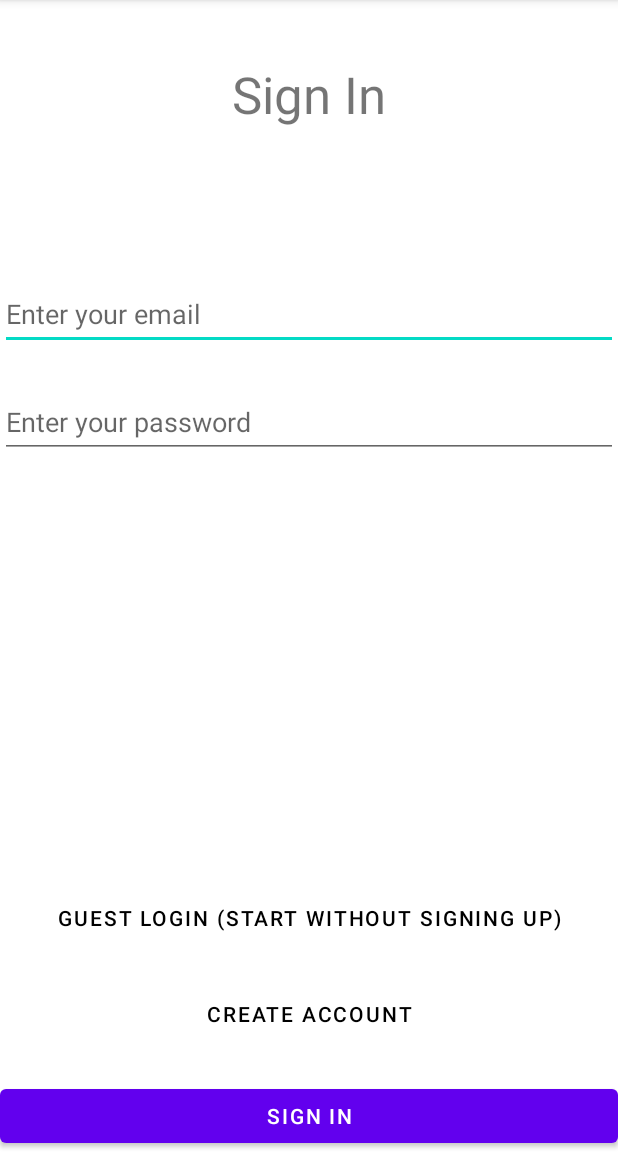
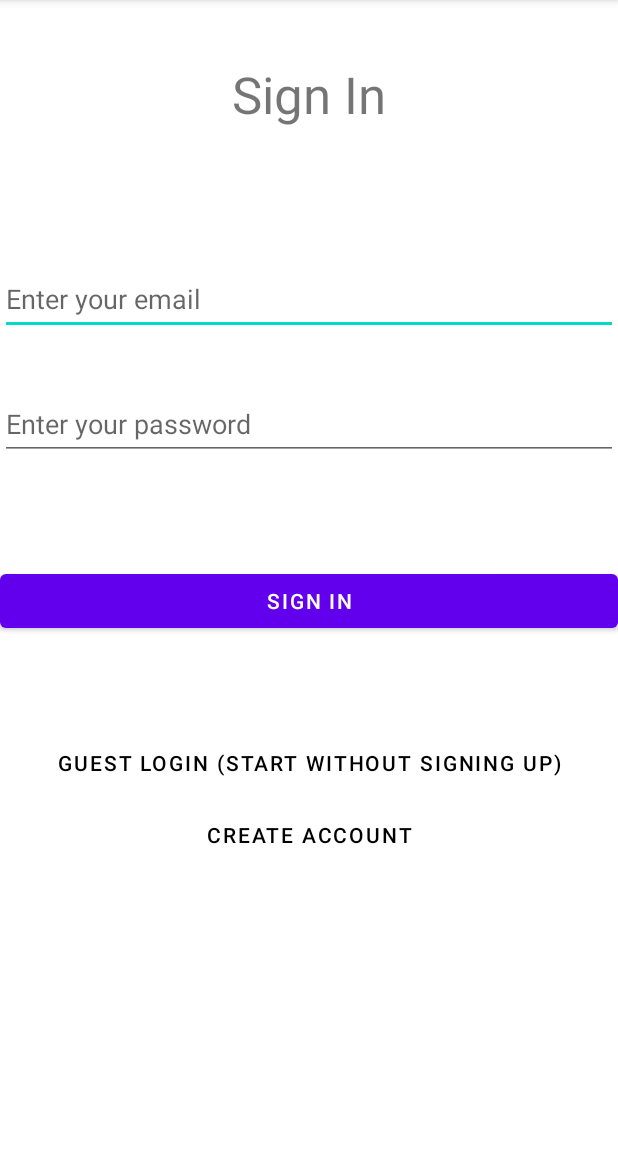
Before and after one commit to wookingwoo/shoppingmall-demo-app, an Android app: the screen it shows after launch (SigninActivity), on a phone screen of 412 x 824 dp, the part 84-1236 px from its top. Run offline under Robolectric (Android 15) with nearby library versions, the phone set to English and light mode, and no system bars; our stand-ins replace Firebase (no records; nobody signed in at launch, a user with empty details on screens opened directly).

Commit message:
Change UI: Signin

```diff
--- a/app/src/main/java/com/wookingwoo/shoppingmalldemo/MainActivity.java
+++ b/app/src/main/java/com/wookingwoo/shoppingmalldemo/MainActivity.java
@@ -52,7 +52,7 @@ public class MainActivity extends AppCompatActivity {
 
 // 로기인되지 않은 상태
         if (currentUser == null) {
-            btn_accountInfo.setText("회원가입하기");
+            btn_accountInfo.setText(R.string.sign_in);
             btn_accountInfo.setBackgroundColor(btn_accountInfo.getContext().getResources().getColor(R.color.common_google_signin_btn_text_dark_default));
             btn_accountInfo.setBackgroundTintList(btn_accountInfo.getResources().getColorStateList(R.color.common_google_signin_btn_text_dark_default));
 
@@ -63,7 +63,7 @@ public class MainActivity extends AppCompatActivity {
 
 
                     AlertDialog.Builder builder = new AlertDialog.Builder(MainActivity.this);
-                    builder.setTitle("회원가입");
+                    builder.setTitle(R.string.sign_in);
                     builder.setMessage("회원가입 하시겠습니까?");
                     builder.setPositiveButton("예", new DialogInterface.OnClickListener() {
                         public void onClick(
--- a/app/src/main/res/layout/activity_signin.xml
+++ b/app/src/main/res/layout/activity_signin.xml
@@ -21,7 +21,7 @@
         android:id="@+id/et_email"
         android:layout_width="0dp"
         android:layout_height="wrap_content"
-        android:layout_marginTop="100dp"
+        android:layout_marginTop="90dp"
         android:ems="10"
         android:hint="@string/enter_your_email"
         android:inputType="textEmailAddress"
@@ -34,7 +34,7 @@
         android:id="@+id/et_pw"
         android:layout_width="0dp"
         android:layout_height="wrap_content"
-        android:layout_marginTop="24dp"
+        android:layout_marginTop="35dp"
         android:ems="10"
         android:hint="@string/enter_your_password"
         android:inputType="textPassword"
@@ -48,10 +48,11 @@
         android:id="@+id/btn_signin"
         android:layout_width="0dp"
         android:layout_height="wrap_content"
+        android:layout_marginTop="70dp"
         android:text="@string/sign_in"
-        app:layout_constraintBottom_toBottomOf="parent"
         app:layout_constraintEnd_toEndOf="parent"
         app:layout_constraintStart_toStartOf="parent"
+        app:layout_constraintTop_toBottomOf="@+id/et_pw"
         tools:ignore="DuplicateSpeakableTextCheck" />
 
 
@@ -59,31 +60,30 @@
         android:id="@+id/btn_signup"
         android:layout_width="0dp"
         android:layout_height="wrap_content"
-        android:layout_marginBottom="20dp"
 
         android:background="@android:color/transparent"
         android:backgroundTint="@android:color/white"
         android:text="@string/create_account"
 
         android:textColor="@android:color/black"
-        app:layout_constraintBottom_toTopOf="@+id/btn_signin"
         app:layout_constraintEnd_toEndOf="parent"
         app:layout_constraintHorizontal_bias="1.0"
-        app:layout_constraintStart_toStartOf="parent" />
+        app:layout_constraintStart_toStartOf="parent"
+        app:layout_constraintTop_toBottomOf="@+id/btn_gomain" />
 
     <Button
         android:id="@+id/btn_gomain"
         android:layout_width="0dp"
         android:layout_height="wrap_content"
 
-        android:layout_marginBottom="16dp"
+        android:layout_marginTop="60dp"
         android:background="@android:color/transparent"
+
         android:backgroundTint="@android:color/white"
-
         android:text="@string/guest_login"
         android:textColor="@android:color/black"
-        app:layout_constraintBottom_toTopOf="@+id/btn_signup"
         app:layout_constraintEnd_toEndOf="parent"
         app:layout_constraintHorizontal_bias="0.0"
-        app:layout_constraintStart_toStartOf="parent" />
+        app:layout_constraintStart_toStartOf="parent"
+        app:layout_constraintTop_toBottomOf="@+id/btn_signin" />
 </androidx.constraintlayout.widget.ConstraintLayout>
```
